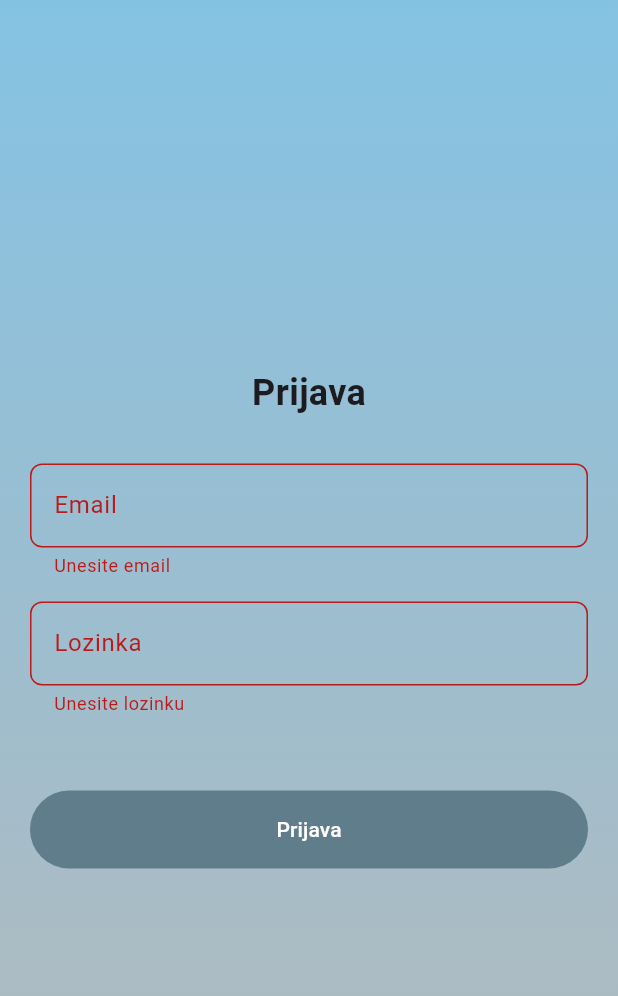
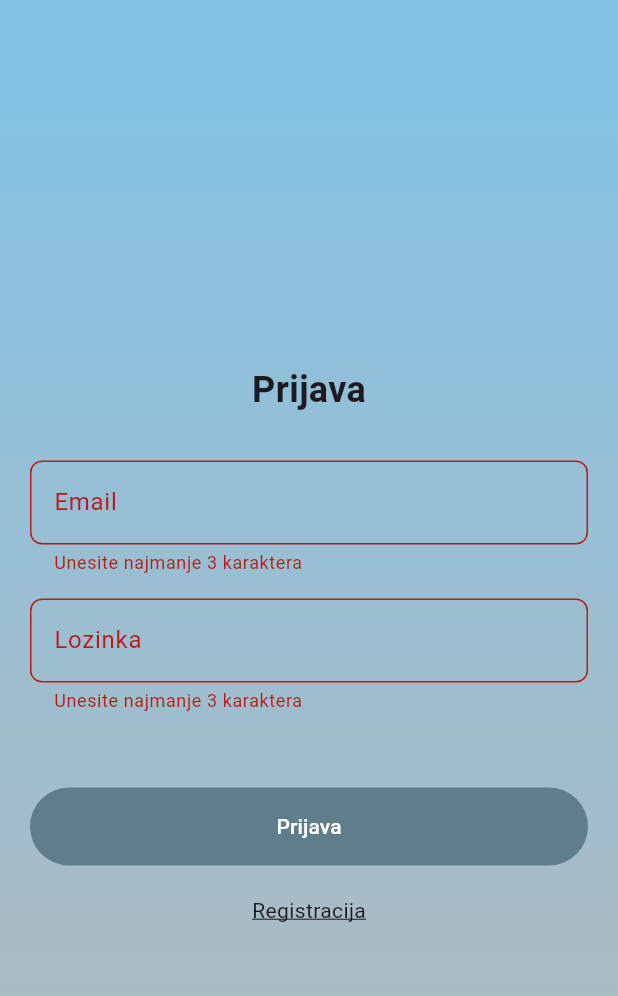
Before and after one commit to unaBelko/rs2-rent-sistem, a Flutter app: the screen it shows after launch, after a tap on "Prijava", on a phone screen of 412 x 824 dp. Shown: the top 996 px of the screen. Run offline on Flutter 3.47's test engine with Material 3 defaults, Android fonts, the phone set to English and light mode, and no system bars; our stand-ins replace cached_network_image, dio, flutter_rating_bar, flutter_secure_storage, freezed_annotation, hooks_riverpod; missing offline and left inert: form_builder_file_picker; network calls fail.

Commit message:
Implemented registration in mobile app

```diff
--- /dev/null
+++ b/rs2-rent-sistem/rs2-ui/rs2_rent_sistem/lib/models/registration_data/registration_data.dart
@@ -0,0 +1,18 @@
+import 'package:freezed_annotation/freezed_annotation.dart';
+
+part 'registration_data.freezed.dart';
+part 'registration_data.g.dart';
+
+@Freezed()
+class RegistrationData with _$RegistrationData {
+  const factory RegistrationData({
+    @Default('') String firstName,
+    @Default('') String lastName,
+    @Default('') String email,
+    @Default('') String phone,
+    @Default('') String password,
+    @Default('') String platformType,
+  }) = _RegistrationData;
+
+  factory RegistrationData.fromJson(Map<String, dynamic> json) => _$RegistrationDataFromJson(json);
+}
--- a/rs2-rent-sistem/rs2-ui/rs2_rent_sistem/lib/pages/desktop_app_pages/add_edit_simple_list_item_page.dart
+++ b/rs2-rent-sistem/rs2-ui/rs2_rent_sistem/lib/pages/desktop_app_pages/add_edit_simple_list_item_page.dart
@@ -64,8 +64,7 @@ class _AddOrEditSimpleListItemPageState extends ConsumerState<AddOrEditSimpleLis
         });
       } else {
         // Add Item
-        ref
-            .read(addSimpleListItemProvider({
+        ref.read(addSimpleListItemProvider({
           'type': widget.type,
           'name': name,
           'description': description,
--- a/rs2-rent-sistem/rs2-ui/rs2_rent_sistem/lib/pages/desktop_app_pages/add_equipment_page.dart
+++ b/rs2-rent-sistem/rs2-ui/rs2_rent_sistem/lib/pages/desktop_app_pages/add_equipment_page.dart
@@ -17,7 +17,7 @@ class AddOrEditEquipmentPage extends ConsumerStatefulWidget {
   });
 
   @override
-  ConsumerState<ConsumerStatefulWidget> createState() => _AddOrEditEquipmentPageState();
+  ConsumerState<AddOrEditEquipmentPage> createState() => _AddOrEditEquipmentPageState();
 }
 
 class _AddOrEditEquipmentPageState extends ConsumerState<AddOrEditEquipmentPage> {
--- a/rs2-rent-sistem/rs2-ui/rs2_rent_sistem/lib/pages/login_page.dart
+++ b/rs2-rent-sistem/rs2-ui/rs2_rent_sistem/lib/pages/login_page.dart
@@ -3,6 +3,7 @@ import 'dart:io';
 import 'package:flutter/material.dart';
 import 'package:hooks_riverpod/hooks_riverpod.dart';
 import 'package:rs2_rent_sistem/pages/home_page.dart';
+import 'package:rs2_rent_sistem/pages/registration_page.dart';
 import 'package:rs2_rent_sistem/shared/api_services/user_service.dart';
 import 'package:rs2_rent_sistem/shared/providers/user_providers.dart';
 import 'package:rs2_rent_sistem/shared/utilities/secure_storage_handler.dart';
@@ -53,15 +54,17 @@ class _LoginPageState extends ConsumerState<LoginPage> {
   @override
   Widget build(BuildContext context) {
     return Scaffold(
-      body: SafeArea(
-        child: Container(
+      appBar: AppBar(
+        backgroundColor: Color(0xFF84C2E3),
+      ),
+      body: Container(
         decoration: const BoxDecoration(
           gradient: LinearGradient(
             begin: Alignment.topCenter,
             end: Alignment.bottomCenter,
             colors: [
-                Color(0xFF84C2E3), // Light greyish blue
-                Color(0xFFB6BABB), // Lighter greyish tone
+              Color(0xFF84C2E3),
+              Color(0xFFB6BABB),
             ],
           ),
         ),
@@ -116,6 +119,28 @@ class _LoginPageState extends ConsumerState<LoginPage> {
                           label: 'Prijava',
                           onTap: () => _submitForm(context),
                         ),
+                        if (Platform.isIOS || Platform.isAndroid)
+                          Padding(
+                            padding: const EdgeInsets.symmetric(vertical: 12.0),
+                            child: GestureDetector(
+                              onTap: () {
+                                Navigator.of(context).push(
+                                  MaterialPageRoute(
+                                    builder: (context) => RegistrationPage(),
+                                  ),
+                                );
+                              },
+                              child: Padding(
+                                padding: const EdgeInsets.all(8.0),
+                                child: Text(
+                                  'Registracija',
+                                  style: TextStyle(
+                                    decoration: TextDecoration.underline,
+                                  ),
+                                ),
+                              ),
+                            ),
+                          ),
                       ],
                     ),
                   ),
@@ -125,7 +150,6 @@ class _LoginPageState extends ConsumerState<LoginPage> {
           ),
         ),
       ),
-      ),
     );
   }
 }
--- a/rs2-rent-sistem/rs2-ui/rs2_rent_sistem/lib/shared/widgets/generic_text_input_field.dart
+++ b/rs2-rent-sistem/rs2-ui/rs2_rent_sistem/lib/shared/widgets/generic_text_input_field.dart
@@ -4,18 +4,20 @@ class GenericTextInputField extends StatelessWidget {
   final TextEditingController? controller;
   final String label;
   final String? Function(String?)? validator;
-  final void Function(String?)? onSaved; // Added onSaved callback
+  final void Function(String?)? onSaved;
   final TextInputType keyboardType;
   final bool obscureText;
+  final int? minLength;
 
   const GenericTextInputField({
     super.key,
     required this.label,
     this.controller,
     this.validator,
-    this.onSaved, // Initialize onSaved
+    this.onSaved,
     this.keyboardType = TextInputType.text,
     this.obscureText = false,
+    this.minLength = 3,
   });
 
   @override
@@ -32,9 +34,16 @@ class GenericTextInputField extends StatelessWidget {
         ),
         contentPadding: const EdgeInsets.symmetric(vertical: 16.0, horizontal: 12.0),
       ),
-      validator: validator,
+      validator: (value) {
+        if (minLength != null && (value == null || value.length < minLength!)) {
+          return 'Unesite najmanje $minLength karaktera';
+        }
+        if (validator != null) {
+          return validator!(value);
+        }
+        return null;
+      },
       onSaved: onSaved,
-      // Pass the onSaved callback to TextFormField
       autovalidateMode: AutovalidateMode.onUserInteraction,
       keyboardType: keyboardType,
       obscureText: obscureText,
```
Also changed, not shown: rs2-rent-sistem/rs2-ui/rs2_rent_sistem/lib/pages/registration_page.dart (added, +161 -0 lines), rs2-rent-sistem/rs2-ui/rs2_rent_sistem/lib/shared/api_services/user_service.dart (+8 -3 lines), rs2-rent-sistem/rs2-ui/rs2_rent_sistem/lib/shared/providers/user_providers.dart (+14 -0 lines), rs2-rent-sistem/rs2-ui/rs2_rent_sistem/lib/models/registration_data/registration_data.freezed.dart (added), rs2-rent-sistem/rs2-ui/rs2_rent_sistem/lib/models/registration_data/registration_data.g.dart (added). Lines whose indentation alone changed are shown as unchanged.
